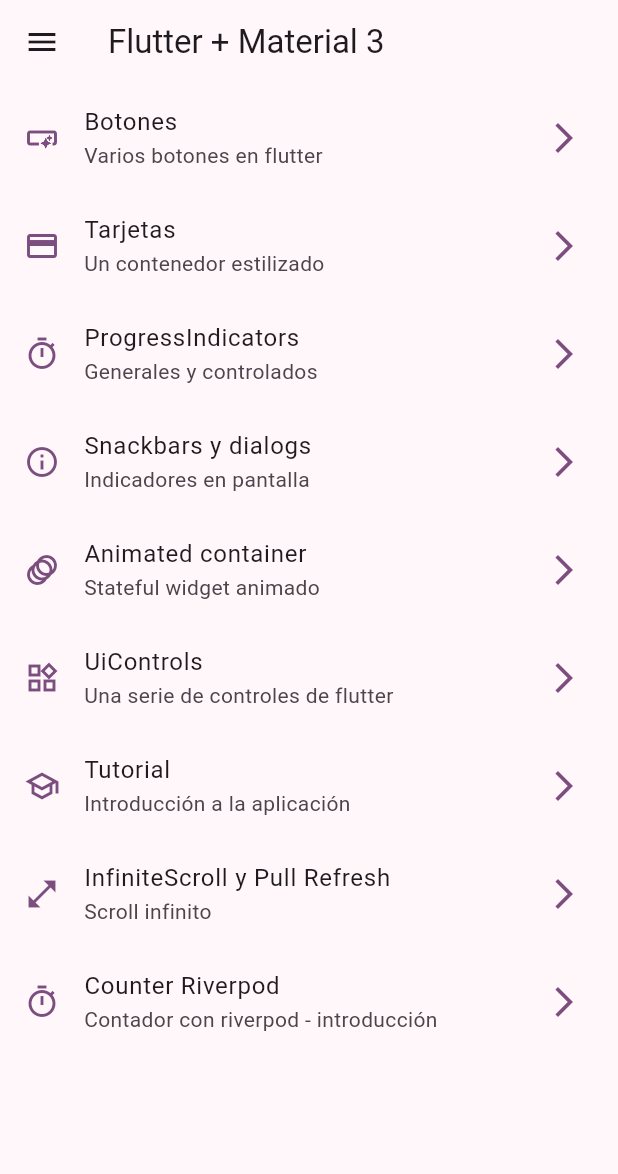
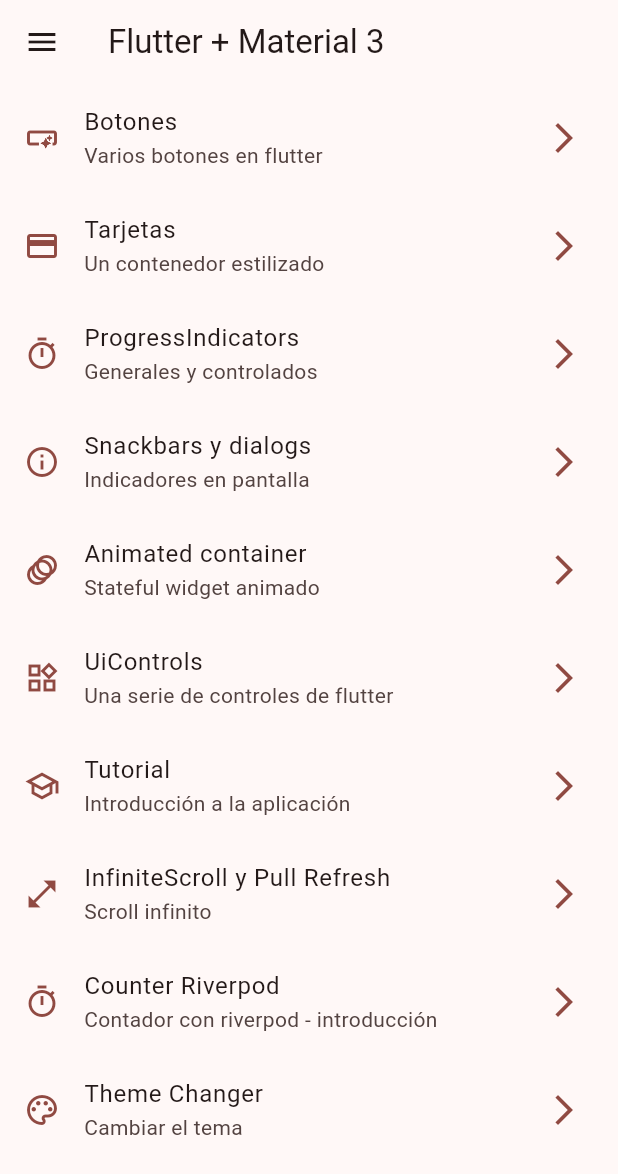
Before and after one commit to elmerjacobo97/widgets-app, a Flutter app: the screen it shows after launch, on a phone screen of 412 x 824 dp. Shown: the top 1174 px of the screen. Run offline on Flutter 3.47's test engine with Material 2 defaults, Android fonts, the phone set to English and light mode, and no system bars; our stand-ins replace animate_do, flutter_riverpod, go_router; missing offline and left inert: dart:ffi.

Commit message:
antes de statenotifier

```diff
--- a/lib/config/menu/menu_items.dart
+++ b/lib/config/menu/menu_items.dart
@@ -67,5 +67,11 @@ const appMenuItems = <MenuItem>[
     subTitle: 'Contador con riverpod - introducción',
     link: '/counter',
     icon: Icons.timer_outlined,
+  ),
+  MenuItem(
+    title: 'Theme Changer',
+    subTitle: 'Cambiar el tema',
+    link: '/theme-changer',
+    icon: Icons.color_lens_outlined,
   )
 ];
--- a/lib/config/router/app_router.dart
+++ b/lib/config/router/app_router.dart
@@ -51,5 +51,10 @@ final appRouter = GoRouter(initialLocation: '/', routes: [
     path: '/counter',
     name: CounterScreen.routeName,
     builder: (context, state) => const CounterScreen(),
+  ),
+  GoRoute(
+    path: '/theme-changer',
+    name: ThemeChangerScreen.routeName,
+    builder: (context, state) => const ThemeChangerScreen(),
   )
 ]);
--- a/lib/config/theme/app_theme.dart
+++ b/lib/config/theme/app_theme.dart
@@ -15,15 +15,18 @@ const colorList = <Color>[
 
 class AppTheme {
   final int selectedColor;
+  final bool isDarkMode;
 
   AppTheme({
     this.selectedColor = 0,
+    this.isDarkMode = false,
   })  : assert(selectedColor >= 0, 'selected color must be greater then 0'),
         assert(selectedColor < colorList.length,
             'Selected color must be less than ${colorList.length}');
 
   ThemeData getTheme() => ThemeData(
       useMaterial3: true,
+      brightness: isDarkMode ? Brightness.dark : Brightness.light,
       colorSchemeSeed: colorList[selectedColor],
       appBarTheme: const AppBarTheme(centerTitle: false));
 }
--- a/lib/main.dart
+++ b/lib/main.dart
@@ -2,6 +2,7 @@ import 'package:flutter/material.dart';
 import 'package:flutter_riverpod/flutter_riverpod.dart';
 import 'package:widgets_app/config/router/app_router.dart';
 import 'package:widgets_app/config/theme/app_theme.dart';
+import 'package:widgets_app/presentation/providers/theme_provider.dart';
 
 void main() {
   runApp(
@@ -9,16 +10,20 @@ void main() {
   );
 }
 
-class MainApp extends StatelessWidget {
+class MainApp extends ConsumerWidget {
   const MainApp({super.key});
 
   @override
-  Widget build(BuildContext context) {
+  Widget build(BuildContext context, WidgetRef ref) {
+    final isDarkMode = ref.watch(isDarkModeProvider);
+    final selectedColor = ref.watch(selectedColorProvider);
+
     return MaterialApp.router(
       routerConfig: appRouter,
       debugShowCheckedModeBanner: false,
       title: 'Flutter Widgets',
-      theme: AppTheme(selectedColor: 3).getTheme(),
+      theme: AppTheme(selectedColor: selectedColor, isDarkMode: isDarkMode)
+          .getTheme(),
       // home: const HomeScreen(),
       // Nombre de rutas.
       // routes: {
--- a/lib/presentation/providers/theme_provider.dart
+++ b/lib/presentation/providers/theme_provider.dart
@@ -1,3 +1,11 @@
 import 'package:flutter_riverpod/flutter_riverpod.dart';
+import 'package:widgets_app/config/theme/app_theme.dart';
 
+//  Listado de colores inmutable
+final colorListProvider = Provider((ref) => colorList);
+
+// Un simple booleano
 final isDarkModeProvider = StateProvider<bool>((ref) => false);
+
+// Un simple entero
+final selectedColorProvider = StateProvider<int>((ref) => 0);
--- a/lib/presentation/screens/screens.dart
+++ b/lib/presentation/screens/screens.dart
@@ -7,4 +7,5 @@ export 'package:widgets_app/presentation/screens/home/home_screen.dart';
 export 'package:widgets_app/presentation/screens/infinite_scroll/infinite_scroll_screen.dart';
 export 'package:widgets_app/presentation/screens/progress/progress_screen.dart';
 export 'package:widgets_app/presentation/screens/snackbar/snackbar_screen.dart';
+export 'package:widgets_app/presentation/screens/theme_changer/theme_changer_screen.dart';
 export 'package:widgets_app/presentation/screens/ui_controls/ui_controls_screen.dart';
```
Also changed, not shown: lib/presentation/screens/theme_changer/theme_changer_screen.dart (added, +60 -0 lines).
